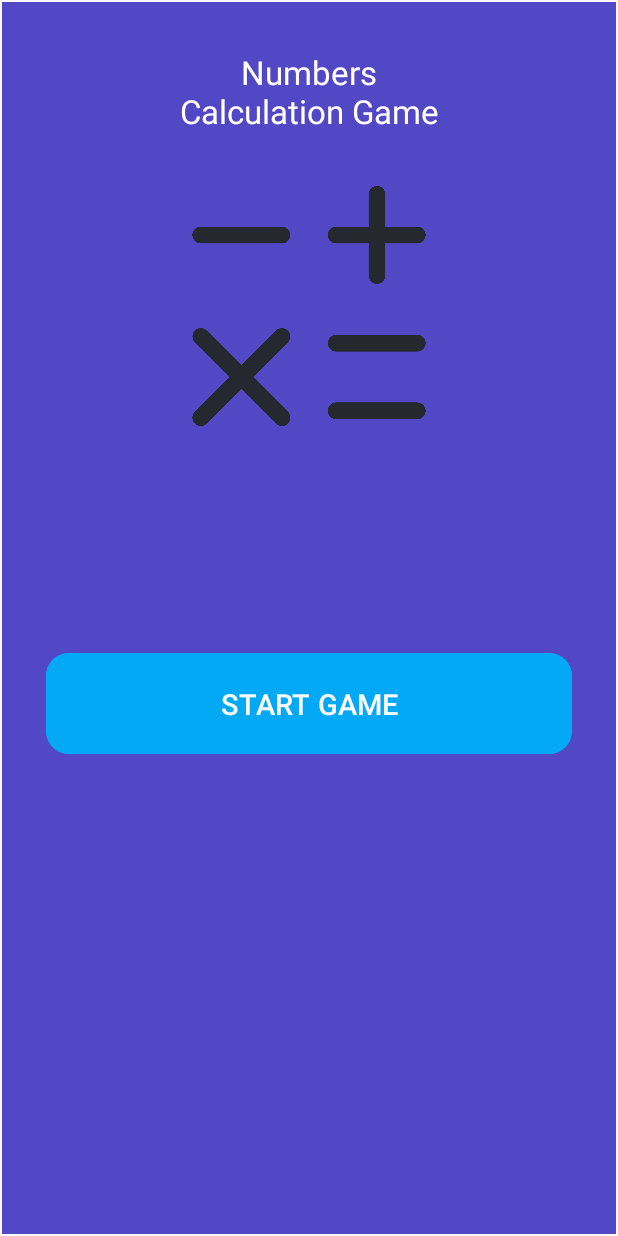
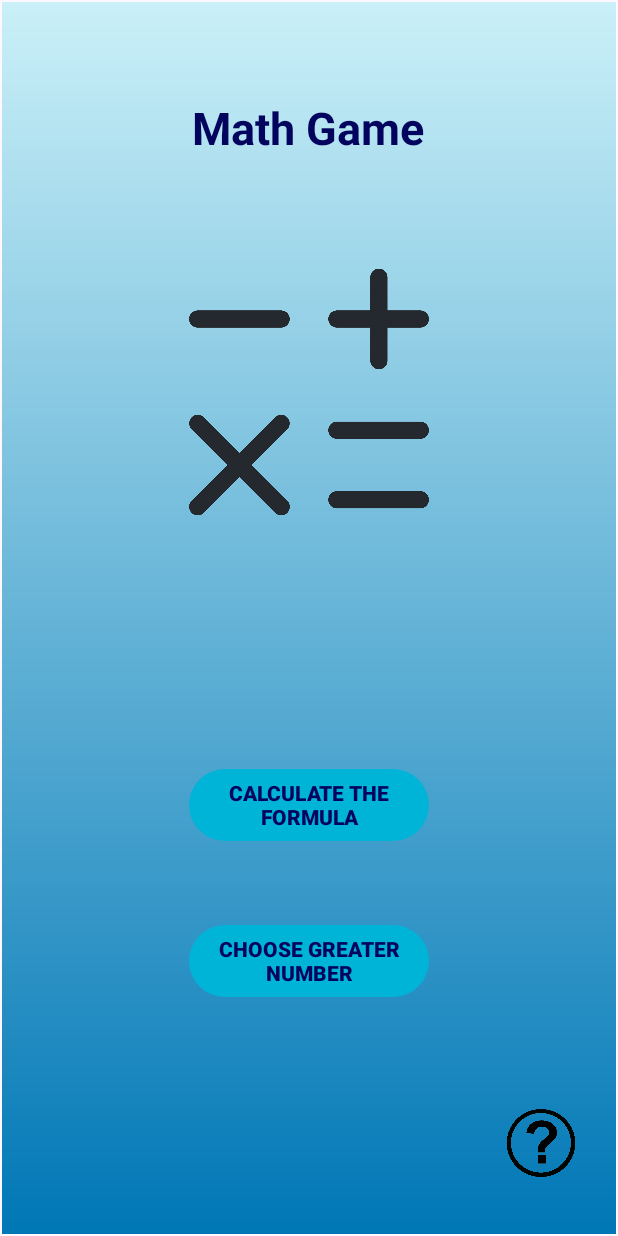
Before and after one commit to tainguynnn/mobile_project, an Android app: the HomeFragment screen opened through its navigation route, after a tap on "MATH GAME", on a phone screen of 412 x 824 dp. Run offline under Robolectric (Android 15) with nearby library versions, the phone set to English and light mode, and no system bars; our stand-ins replace data binding.

Commit message:
update game

```diff
--- a/Braintrain/app/src/main/java/com/example/braintrain/HomeFragment.kt
+++ b/Braintrain/app/src/main/java/com/example/braintrain/HomeFragment.kt
@@ -34,14 +34,16 @@ class HomeFragment : Fragment() {
         }
 
         binding.btnMath.setOnClickListener{
-            it.findNavController().navigate(R.id.action_homeFragment_to_mathGameFragment)
+            it.findNavController().navigate(R.id.action_homeFragment_to_mathGameScreenFragment)
         }
 
         binding.btnAttention.setOnClickListener{
             it.findNavController().navigate(R.id.action_homeFragment_to_attentionGameFragment)
         }
 
-
+        binding.btnScores.setOnClickListener {
+            it.findNavController().navigate(R.id.action_homeFragment_to_scoreFragment)
+        }
 
         return binding.root
     }
--- /dev/null
+++ b/Braintrain/app/src/main/java/com/example/braintrain/MathGameScreenFragment.kt
@@ -0,0 +1,38 @@
+package com.example.braintrain
+
+import android.os.Bundle
+import androidx.fragment.app.Fragment
+import android.view.LayoutInflater
+import android.view.View
+import android.view.ViewGroup
+import androidx.databinding.DataBindingUtil
+import androidx.navigation.findNavController
+import com.example.braintrain.databinding.FragmentMathGame2Binding
+import com.example.braintrain.databinding.FragmentMathGameScreenBinding
+
+
+class MathGameScreenFragment : Fragment() {
+
+    private lateinit var binding : FragmentMathGameScreenBinding
+
+    override fun onCreateView(
+        inflater: LayoutInflater, container: ViewGroup?,
+        savedInstanceState: Bundle?
+    ): View? {
+        // Inflate the layout for this fragment
+        binding = DataBindingUtil.inflate(inflater,R.layout.fragment_math_game_screen, container, false)
+
+        binding.btnMathGame1.setOnClickListener{
+            it.findNavController().navigate(R.id.action_mathGameScreenFragment_to_mathGameFragment)
+        }
+
+        binding.btnMathGame2.setOnClickListener {
+            it.findNavController().navigate(R.id.action_mathGameScreenFragment_to_mathGame2Fragment)
+        }
+
+
+        return binding.root
+    }
+
+
+}
--- /dev/null
+++ b/Braintrain/app/src/main/java/com/example/braintrain/ScoreModel.kt
@@ -0,0 +1,5 @@
+package com.example.braintrain
+
+data class ScoreModel(
+    val img : Int, val title : String,val score : Int
+)
--- /dev/null
+++ b/Braintrain/app/src/main/res/layout/fragment_math_game_screen.xml
@@ -0,0 +1,83 @@
+<?xml version="1.0" encoding="utf-8"?>
+<layout xmlns:app="http://schemas.android.com/apk/res-auto"
+    xmlns:tools="http://schemas.android.com/tools"
+    xmlns:android="http://schemas.android.com/apk/res/android">
+
+    <androidx.constraintlayout.widget.ConstraintLayout
+        android:layout_width="match_parent"
+        android:layout_height="match_parent"
+        android:background="@drawable/background_home"
+        tools:context=".MathGame2Fragment">
+
+        <!-- TODO: Update blank fragment layout -->
+
+        <ImageView
+            android:id="@+id/howtoplay"
+            android:layout_width="68dp"
+            android:layout_height="45dp"
+            android:layout_marginEnd="16dp"
+            android:layout_marginBottom="38dp"
+            android:src="@drawable/question_mark"
+            app:layout_constraintBottom_toBottomOf="parent"
+            app:layout_constraintEnd_toEndOf="parent" />
+
+        <TextView
+            android:id="@+id/title"
+            android:layout_width="wrap_content"
+            android:layout_height="wrap_content"
+            android:layout_marginStart="2dp"
+            android:layout_marginTop="63dp"
+            android:layout_marginBottom="36dp"
+            android:background="@drawable/bg_round"
+            android:text="Math Game"
+            android:textColor="@color/primary"
+            android:textSize="30sp"
+            android:textStyle="bold"
+            app:layout_constraintBottom_toTopOf="@+id/imageView"
+            app:layout_constraintStart_toStartOf="@+id/imageView"
+            app:layout_constraintTop_toTopOf="parent" />
+
+        <ImageView
+            android:id="@+id/imageView"
+            android:layout_width="160dp"
+            android:layout_height="0dp"
+            android:layout_marginBottom="131dp"
+            android:src="@drawable/math"
+            app:layout_constraintBottom_toTopOf="@+id/btnMathGame1"
+            app:layout_constraintEnd_toEndOf="parent"
+            app:layout_constraintStart_toStartOf="parent"
+            app:layout_constraintTop_toBottomOf="@+id/title" />
+
+        <androidx.appcompat.widget.AppCompatButton
+            android:id="@+id/btnMathGame1"
+            android:layout_width="0dp"
+            android:layout_height="wrap_content"
+            android:layout_marginBottom="56dp"
+            android:background="@drawable/bg_round"
+            android:backgroundTint="@color/home_button_color"
+            android:text="Calculate the formula"
+            android:textColor="@color/primary"
+            android:textStyle="bold"
+            app:layout_constraintBottom_toTopOf="@+id/btnMathGame2"
+            app:layout_constraintEnd_toEndOf="@+id/btnMathGame2"
+            app:layout_constraintStart_toStartOf="@+id/btnMathGame2"
+            app:layout_constraintTop_toBottomOf="@+id/imageView" />
+
+        <androidx.appcompat.widget.AppCompatButton
+            android:id="@+id/btnMathGame2"
+            android:layout_width="160dp"
+            android:layout_height="wrap_content"
+            android:layout_marginBottom="158dp"
+            android:background="@drawable/bg_round"
+            android:backgroundTint="@color/home_button_color"
+            android:text="Choose greater number"
+            android:textColor="@color/primary"
+            android:textStyle="bold"
+            app:layout_constraintBottom_toBottomOf="parent"
+            app:layout_constraintEnd_toEndOf="parent"
+            app:layout_constraintStart_toStartOf="parent"
+            app:layout_constraintTop_toBottomOf="@+id/btnMathGame1" />
+
+
+    </androidx.constraintlayout.widget.ConstraintLayout>
+</layout>
--- a/Braintrain/app/src/main/res/navigation/nav_graph.xml
+++ b/Braintrain/app/src/main/res/navigation/nav_graph.xml
@@ -17,14 +17,17 @@
             android:id="@+id/action_homeFragment_to_memoryGameFragment"
             app:destination="@id/memoryGameFragment" />
         <action
-            android:id="@+id/action_homeFragment_to_mathGameFragment"
-            app:destination="@id/mathGameFragment" />
-        <action
             android:id="@+id/action_homeFragment_to_attentionGameFragment"
             app:destination="@id/attentionGameFragment" />
         <action
             android:id="@+id/action_homeFragment_to_guideFragment"
             app:destination="@id/guideFragment" />
+        <action
+            android:id="@+id/action_homeFragment_to_scoreFragment"
+            app:destination="@id/scoreFragment" />
+        <action
+            android:id="@+id/action_homeFragment_to_mathGameScreenFragment"
+            app:destination="@id/mathGameScreenFragment" />
     </fragment>
     <fragment
         android:id="@+id/languageGameFragment"
@@ -68,4 +71,26 @@
         android:name="com.example.braintrain.GuideFragment"
         android:label="fragment_guide"
         tools:layout="@layout/fragment_guide" />
+    <fragment
+        android:id="@+id/scoreFragment"
+        android:name="com.example.braintrain.ScoreFragment"
+        android:label="fragment_score"
+        tools:layout="@layout/fragment_score" />
+    <fragment
+        android:id="@+id/mathGameScreenFragment"
+        android:name="com.example.braintrain.MathGameScreenFragment"
+        android:label="fragment_math_game_screen"
+        tools:layout="@layout/fragment_math_game_screen" >
+        <action
+            android:id="@+id/action_mathGameScreenFragment_to_mathGameFragment"
+            app:destination="@id/mathGameFragment" />
+        <action
+            android:id="@+id/action_mathGameScreenFragment_to_mathGame2Fragment"
+            app:destination="@id/mathGame2Fragment" />
+    </fragment>
+    <fragment
+        android:id="@+id/mathGame2Fragment"
+        android:name="com.example.braintrain.MathGame2Fragment"
+        android:label="fragment_math_game2"
+        tools:layout="@layout/fragment_math_game2" />
 </navigation>
```
Also changed, not shown: Braintrain/app/src/main/java/com/example/braintrain/MathGame2Fragment.kt (added, +77 -0 lines), Braintrain/app/src/main/java/com/example/braintrain/ScoreAdapter.kt (added, +38 -0 lines), Braintrain/app/src/main/java/com/example/braintrain/ScoreFragment.kt (added, +55 -0 lines), Braintrain/app/src/main/res/layout/card_item.xml (added, +42 -0 lines), Braintrain/app/src/main/res/layout/fragment_math_game2.xml (added, +61 -0 lines), Braintrain/app/src/main/res/layout/fragment_score.xml (added, +20 -0 lines).
